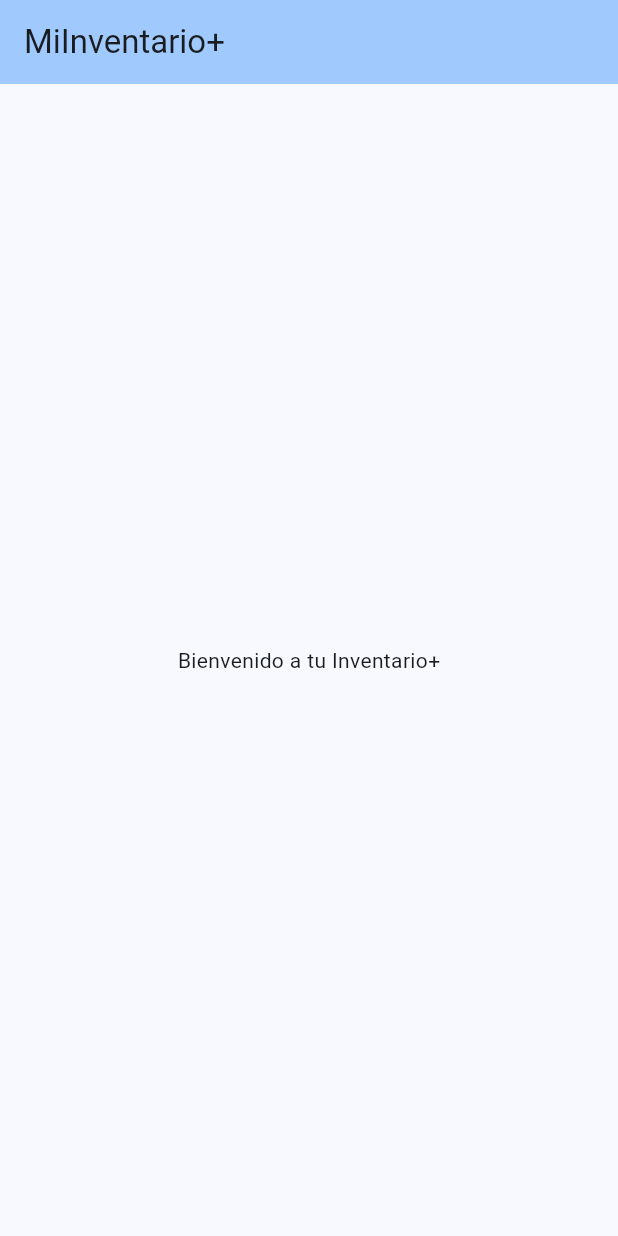
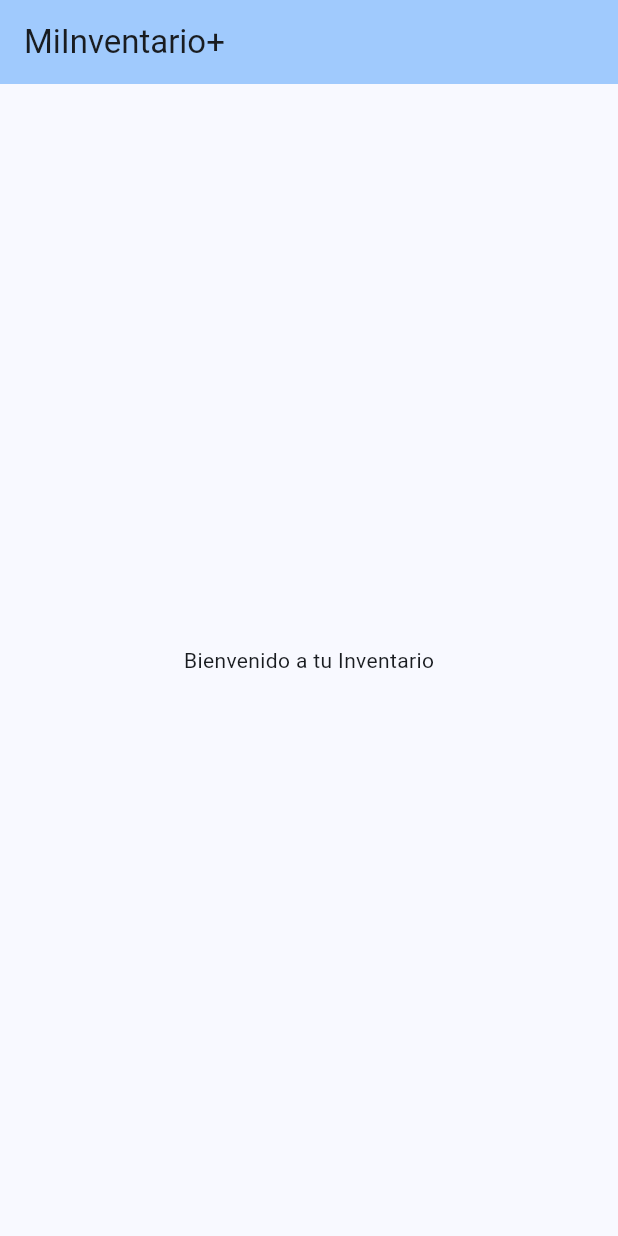
Before and after one commit to cy-alexander/mi-inventario-plus, a Flutter app: the screen it shows after launch, on a phone screen of 412 x 824 dp. Run offline on Flutter 3.47's test engine with Material 3 defaults, Android fonts, the phone set to English and light mode, and no system bars.

Commit message:
feat: actualización de nombre y interfaz de la app

```diff
--- a/lib/main.dart
+++ b/lib/main.dart
@@ -10,7 +10,7 @@ class MiInventarioApp extends StatelessWidget {
   @override
   Widget build(BuildContext context) {
     return MaterialApp(
-      title: 'MiInventario+',
+      title: 'Mi Inventario+',
       debugShowCheckedModeBanner: false,
       theme: ThemeData(
         colorScheme: ColorScheme.fromSeed(seedColor: Colors.blue),
@@ -31,7 +31,7 @@ class HomeScreen extends StatelessWidget {
         title: const Text('MiInventario+'),
         backgroundColor: Theme.of(context).colorScheme.inversePrimary,
       ),
-      body: const Center(child: Text('Bienvenido a tu Inventario+')),
+      body: const Center(child: Text('Bienvenido a tu Inventario')),
     );
   }
 }
```
Also changed, not shown: 1 other file.
